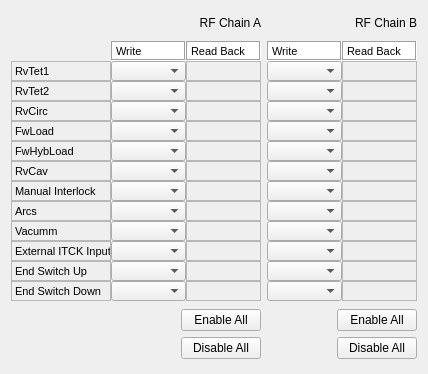
Above: src/llrfgui/widgets/itckinputdisable/ui/ItckInputDisable.ui from amilan/app-maxiv-llrfexpert before the change. Below: the same form after it.
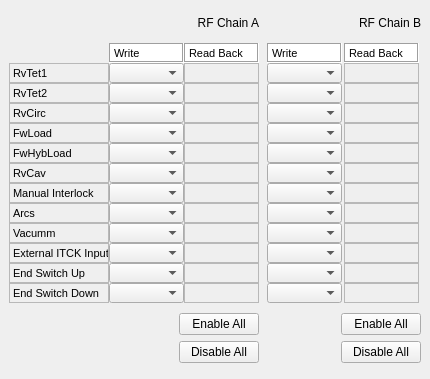
That is the form after the change. Custom widgets are drawn as their Qt base class.

Commit message:
Scrollable area added.
An scroll area has been added to each widget.

What changed in the file:
```diff
--- a/src/llrfgui/widgets/itckinputdisable/ui/ItckInputDisable.ui
+++ b/src/llrfgui/widgets/itckinputdisable/ui/ItckInputDisable.ui
@@ -6,14 +6,38 @@
    <rect>
     <x>0</x>
     <y>0</y>
-    <width>428</width>
-    <height>374</height>
+    <width>430</width>
+    <height>379</height>
    </rect>
   </property>
   <property name="windowTitle">
    <string>Form</string>
   </property>
   <layout class="QGridLayout" name="gridLayout">
+   <property name="margin">
+    <number>0</number>
+   </property>
+   <property name="spacing">
+    <number>0</number>
+   </property>
+   <item row="0" column="0">
+    <widget class="QScrollArea" name="scrollArea">
+     <property name="frameShape">
+      <enum>QFrame::NoFrame</enum>
+     </property>
+     <property name="widgetResizable">
+      <bool>true</bool>
+     </property>
+     <widget class="QWidget" name="scrollAreaWidgetContents">
+      <property name="geometry">
+       <rect>
+        <x>0</x>
+        <y>0</y>
+        <width>430</width>
+        <height>379</height>
+       </rect>
+      </property>
+      <layout class="QGridLayout" name="gridLayout_2">
    <item row="0" column="0">
     <widget class="QLabel" name="label_247">
      <property name="minimumSize">
@@ -2387,6 +2411,10 @@
       </widget>
      </item>
     </layout>
+       </item>
+      </layout>
+     </widget>
+    </widget>
    </item>
   </layout>
  </widget>
```
Left out of the diff: 48 changed lines with no effect on the pictures. Lines whose indentation alone changed are shown as unchanged. The commit also changes 24 other files.
